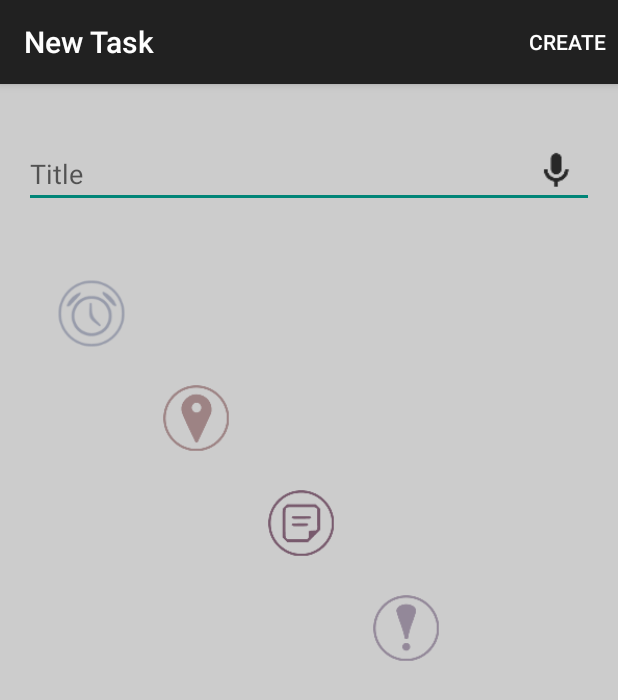
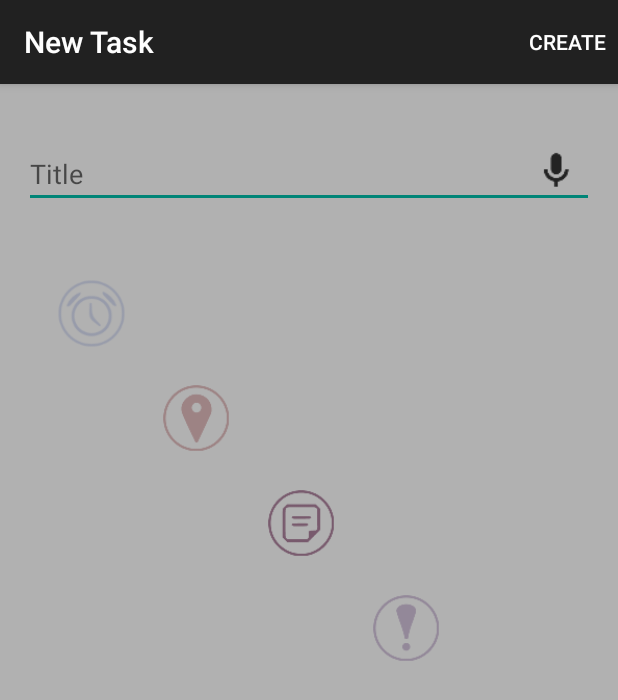
Before and after one commit to drorifar/RememberToDo, an Android app: the CreateTaskActivity screen opened directly, with no data from a screen before it, on a phone screen of 412 x 824 dp. Shown: the top 700 px of the screen. Run offline under Robolectric (Android 15) with nearby library versions, the phone set to English and light mode, and no system bars; network calls fail.

Commit message:
Final Changes for version 1.2

```diff
--- a/RememberToDo/src/main/res/layout/create_task_layout.xml
+++ b/RememberToDo/src/main/res/layout/create_task_layout.xml
@@ -6,8 +6,7 @@
     android:paddingLeft="16dp"
     android:paddingRight="16dp"
     style="@style/Theme.AppCompat"
-    android:id="@+id/mainLayout"
-    android:background="#cccccc">
+    android:id="@+id/mainLayout">
 
     <EditText android:id="@+id/title"
         android:layout_width="fill_parent"
```
